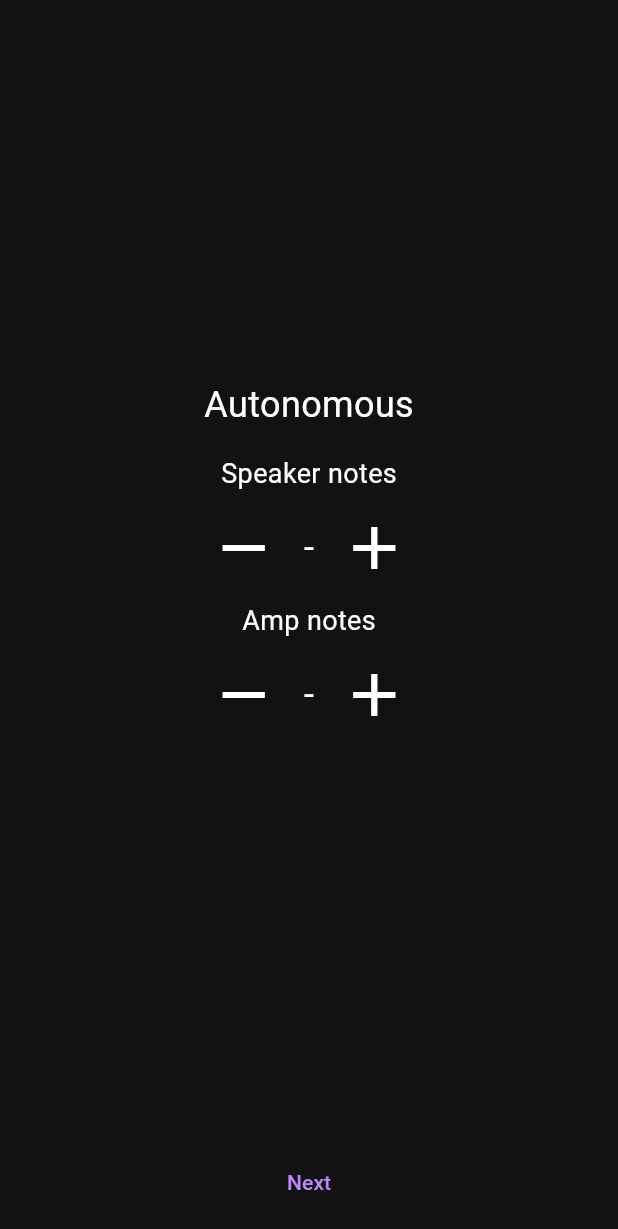
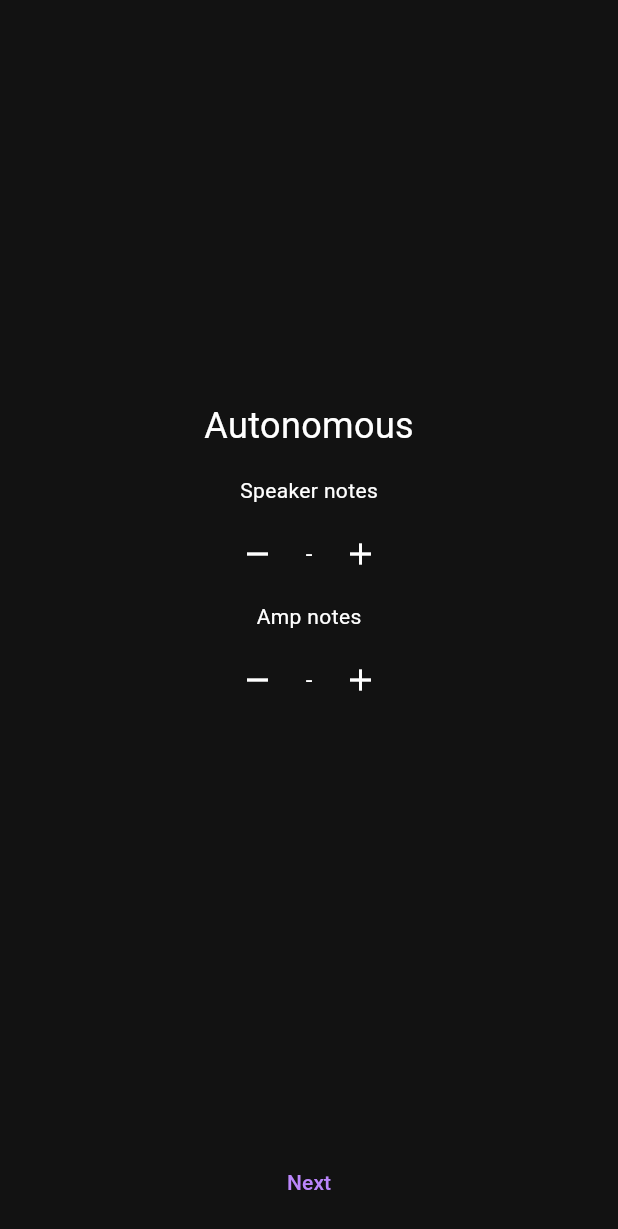
Before and after one commit to 4533-phoenix/flutter-scouting-v4, a Flutter app: the screen it shows after launch, after a tap on "Scout", on a phone screen of 412 x 824 dp. Shown: the top 1229 px of the screen. Run offline on Flutter 3.47's test engine with Material 3 defaults, Android fonts, the light colour scheme and no system bars; our stand-ins replace dio; missing offline and left inert: gsheets, tba_api_v3; key blocks and very long unbroken strings in the code were emptied for the run.

Commit message:
Assorted fixes and pretty stuff

```diff
--- a/lib/main.dart
+++ b/lib/main.dart
@@ -111,14 +111,14 @@ class _AutoDetails extends State<AutoDetails> {
                 'Autonomous')),
         Center(
             child: Column(children: [
-          const Text(style: TextStyle(fontSize: 18.0), 'Speaker notes'),
+          const Text('Speaker notes'),
           NumBox(callback: (int val) {
             widget.speakerNotes = val;
           }),
         ])),
         Center(
             child: Column(children: [
-          const Text(style: TextStyle(fontSize: 18.0), 'Amp notes'),
+          const Text('Amp notes'),
           NumBox(callback: (int val) {
             widget.ampNotes = val;
           }),
@@ -167,21 +167,21 @@ class _TeleopDetails extends State<TeleopDetails> {
                 'Teleop')),
         Center(
             child: Column(children: [
-          const Text(style: TextStyle(fontSize: 18.0), 'Speaker notes'),
+          const Text('Speaker notes'),
           NumBox(callback: (int val) {
             widget.speakerNotes = val;
           }),
         ])),
         Center(
             child: Column(children: [
-          const Text(style: TextStyle(fontSize: 18.0), 'Amp notes'),
+          const Text('Amp notes'),
           NumBox(callback: (int val) {
             widget.ampNotes = val;
           }),
         ])),
 				Center(
 					child: Column(children: [
-					const Text(style: TextStyle(fontSize: 18.0), 'Amped speaker notes'),
+					const Text('Amped speaker notes'),
 					NumBox(callback: (int val) {
 						widget.ampedSpeakerNotes = val;
 					}),
--- a/lib/numbox.dart
+++ b/lib/numbox.dart
@@ -36,13 +36,12 @@ class _NumBox extends State<NumBox> {
                 widget.callback(value);
               }
             },
-            iconSize: 48,
             icon: const Icon(Icons.remove),
           ),
         ),
-        Text(style: const TextStyle(fontSize: 24), display),
+        Text(style: const TextStyle(fontSize: 16), display),
         Padding(
-          padding: const EdgeInsets.fromLTRB(8, 4, 8, 4),
+          padding: const EdgeInsets.fromLTRB(8, 8, 8, 8),
           child: IconButton(
             onPressed: () {
               setState(() {
@@ -50,7 +49,6 @@ class _NumBox extends State<NumBox> {
               });
               widget.callback(value);
             },
-            iconSize: 48,
             icon: const Icon(Icons.add),
           ),
         ),
```
